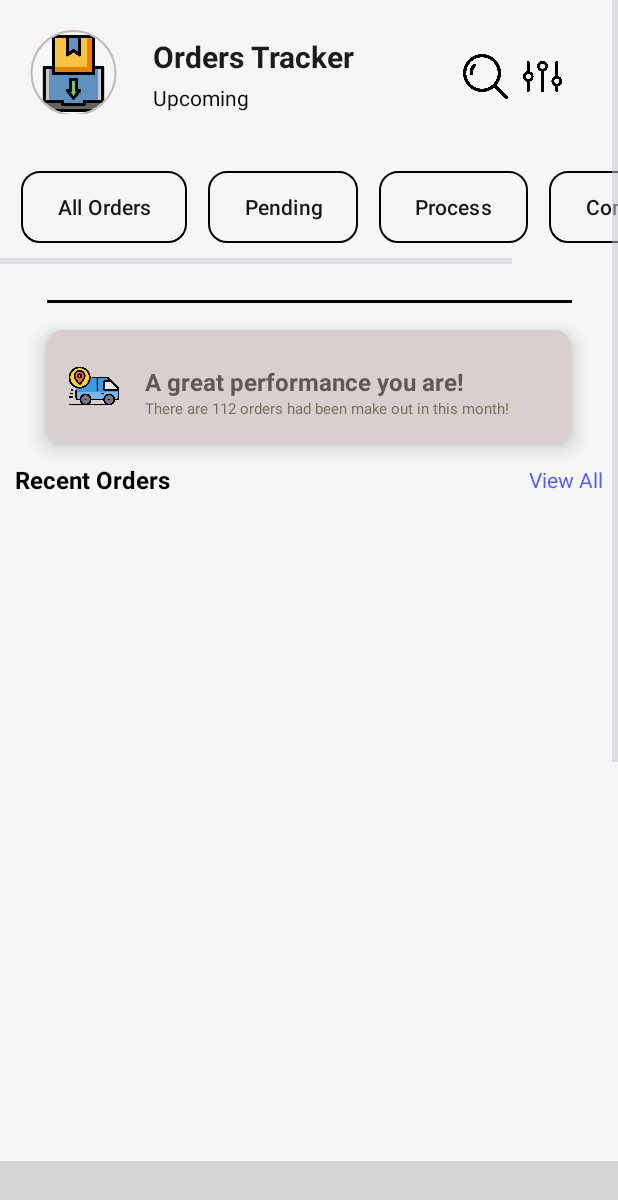
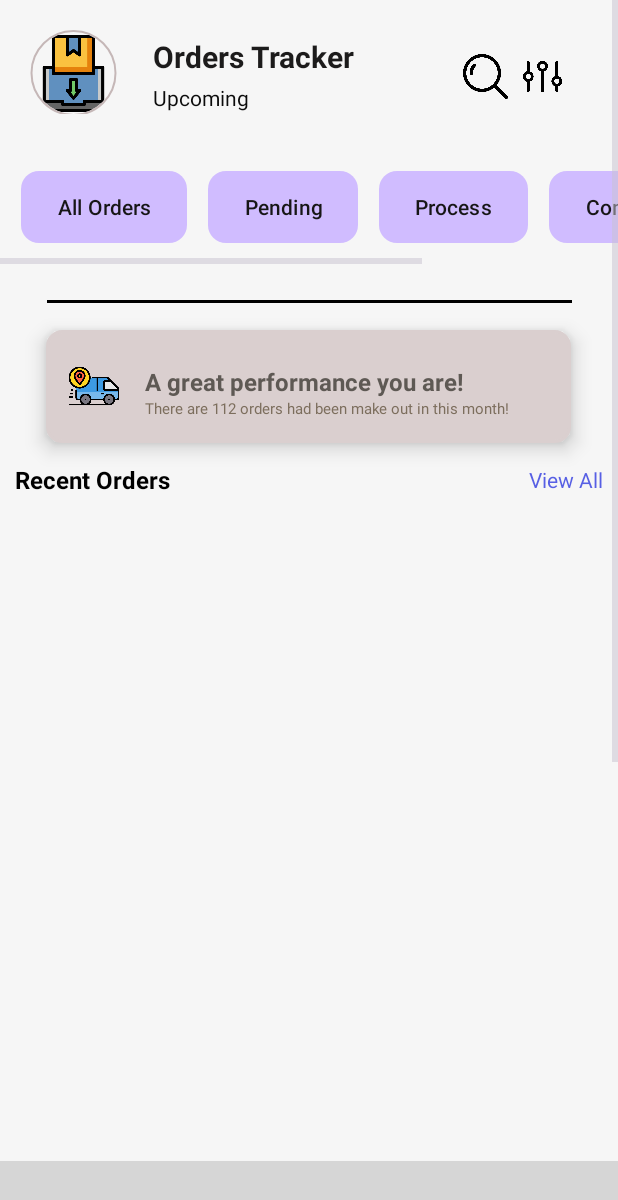
Before and after one commit to JC4F/PRM392_Group3, an Android app: the fragment ordersManagement placed in its activity, on a phone screen of 412 x 824 dp. Shown: the top 1200 px of the screen. Run offline under Robolectric (Android 15) with nearby library versions, the phone set to English and light mode, and no system bars; our stand-ins replace CircleImageView, Firebase (no records; nobody signed in at launch, a user with empty details on screens opened directly), Picasso, Shimmer; libraries missing offline, so code that uses them is left out: com.ismaeldivita.chipnavigation; plain views replace ChipNavigationBar; pictures from the network do not load; 3 statements that could not run were skipped; grey boxes are pictures that could not be loaded.

Commit message:
Fix SearchBar and filter by button to show list order

```diff
--- a/app/src/main/java/com/example/prm392_group3/activities/orders/ordersManagement.java
+++ b/app/src/main/java/com/example/prm392_group3/activities/orders/ordersManagement.java
@@ -1,10 +1,20 @@
 package com.example.prm392_group3.activities.orders;
 
+import android.app.Dialog;
+import android.graphics.Color;
+import android.graphics.drawable.ColorDrawable;
 import android.os.Bundle;
-import android.util.Log;
+import android.text.Editable;
+import android.text.TextWatcher;
+import android.view.Gravity;
 import android.view.LayoutInflater;
 import android.view.View;
 import android.view.ViewGroup;
+import android.view.Window;
+import android.view.WindowManager;
+import android.widget.Button;
+import android.widget.EditText;
+import android.widget.ImageView;
 
 import androidx.annotation.NonNull;
 import androidx.constraintlayout.widget.ConstraintLayout;
@@ -38,10 +48,7 @@ public class ordersManagement extends Fragment {
     private DatabaseReference fbDatabase;
     private List<Order> orderList;
     private boolean isDataLoaded = false;
-    private Fragment fragment;
-    public ordersManagement() {
-        // Required empty public constructor
-    }
+    public ordersManagement() {}
 
     public static ordersManagement newInstance(String param1, String param2) {
         ordersManagement fragment = new ordersManagement();
@@ -71,6 +78,52 @@ public class ordersManagement extends Fragment {
 
         layout.setVisibility(View.INVISIBLE);
         shimmerLayout.startShimmer();
+        loadDataView();
+        buttonEvent(view);
+        ImageView searchIcon = view.findViewById(R.id.SearchIcon);
+        searchIcon.setOnClickListener(new View.OnClickListener() {
+            @Override
+            public void onClick(View v) {
+                showSearchDialog(Gravity.TOP);
+            }
+        });
+        return view;
+    }
+
+    private void showSearchDialog(int gravity) {
+        Dialog dialog = new Dialog(requireContext());
+        dialog.setContentView(R.layout.item_searchbar);
+
+        EditText searchEditText = dialog.findViewById(R.id.searchEditText);
+        searchEditText.addTextChangedListener(new TextWatcher() {
+            @Override
+            public void beforeTextChanged(CharSequence s, int start, int count, int after) {}
+            @Override
+            public void onTextChanged(CharSequence s, int start, int before, int count) {
+                String searchText = s.toString();
+                searchData(searchText, new OrderCallback() {
+                    @Override
+                    public void onOrdersLoaded(List<Order> orders) {
+                    }
+                });
+            }
+            @Override
+            public void afterTextChanged(Editable s) {}
+        });
+
+        Window window = dialog.getWindow();
+        if (window == null) {
+            return;
+        }
+        window.setLayout(WindowManager.LayoutParams.MATCH_PARENT, WindowManager.LayoutParams.WRAP_CONTENT);
+        window.setBackgroundDrawable(new ColorDrawable(Color.TRANSPARENT));
+        WindowManager.LayoutParams windowAttributes = window.getAttributes();
+        windowAttributes.gravity = gravity;
+        window.setAttributes(windowAttributes);
+        dialog.show();
+    }
+
+    private void loadDataView(){
         if (!isDataLoaded) {
             listAllData(new OrderCallback() {
                 @Override
@@ -89,8 +142,70 @@ public class ordersManagement extends Fragment {
             shimmerLayout.setVisibility(View.INVISIBLE);
             layout.setVisibility(View.VISIBLE);
         }
+    }
 
-        return view;
+    private void buttonEvent(View view){
+        Button btnAll = view.findViewById(R.id.btnAll);
+        Button btnPending = view.findViewById(R.id.btnPending);
+        Button btnProcess = view.findViewById(R.id.btnProcess);
+        Button btnCompleted = view.findViewById(R.id.btnCompleted);
+        Button btnDenied = view.findViewById(R.id.btnDenied);
+
+        btnAll.setOnClickListener(new View.OnClickListener() {
+            @Override
+            public void onClick(View v) {
+                searchData("", new OrderCallback() {
+                    @Override
+                    public void onOrdersLoaded(List<Order> orders) {
+                    }
+                });
+            }
+        });
+
+        btnPending.setOnClickListener(new View.OnClickListener() {
+            @Override
+            public void onClick(View v) {
+                searchData("", new OrderCallback() {
+                    @Override
+                    public void onOrdersLoaded(List<Order> orders) {
+                        showOrderList();
+                    }
+                });
+            }
+        });
+
+        btnProcess.setOnClickListener(new View.OnClickListener() {
+            @Override
+            public void onClick(View v) {
+                searchData("Process", new OrderCallback() {
+                    @Override
+                    public void onOrdersLoaded(List<Order> orders) {
+                    }
+                });
+            }
+        });
+
+        btnCompleted.setOnClickListener(new View.OnClickListener() {
+            @Override
+            public void onClick(View v) {
+                searchData("Completed", new OrderCallback() {
+                    @Override
+                    public void onOrdersLoaded(List<Order> orders) {
+                    }
+                });
+            }
+        });
+
+        btnDenied.setOnClickListener(new View.OnClickListener() {
+            @Override
+            public void onClick(View v) {
+                searchData("Denied", new OrderCallback() {
+                    @Override
+                    public void onOrdersLoaded(List<Order> orders) {
+                    }
+                });
+            }
+        });
     }
 
     private void showOrderList() {
@@ -109,6 +224,32 @@ public class ordersManagement extends Fragment {
 
     public interface OrderCallback {
         void onOrdersLoaded(List<Order> orders);
+    }
+
+    private void searchData(String keyword, OrderCallback callback) {
+        if (keyword.isEmpty() || keyword == "") {
+            listAllData(new OrderCallback() {
+                @Override
+                public void onOrdersLoaded(List<Order> orders) {
+                    adapter.setData(orders);
+                    adapter.notifyDataSetChanged();
+                }
+            });            return;
+        }
+
+        List<Order> searchResults = new ArrayList<>();
+
+        for (Order order : orderList) {
+            if (order.getBikeName() != null && order.getBikeName().toLowerCase().contains(keyword.toLowerCase())
+                    || order.getBookID() != null && order.getBookID().toLowerCase().contains(keyword.toLowerCase())
+                    || order.getBookingStatus() != null && order.getBookingStatus().toLowerCase().contains(keyword.toLowerCase())) {
+                searchResults.add(order);
+            }
+        }
+
+        callback.onOrdersLoaded(searchResults);
+        adapter.setData(searchResults);
+        adapter.notifyDataSetChanged();
     }
 
     private void listAllData(OrderCallback callback) {
@@ -169,8 +310,6 @@ public class ordersManagement extends Fragment {
                                 future.completeExceptionally(databaseError.toException());
                             }
                         });
-
-                        //order.setResourceID(R.drawable.default_avatar);
                         order.setBookID(bookSnapshot.child("bookID").getValue(String.class));
                         order.setBikeID(bikeID);
                         order.setBookingStatus(bookSnapshot.child("bookingStatus").getValue(String.class));
@@ -192,5 +331,7 @@ public class ordersManagement extends Fragment {
             @Override
             public void onCancelled(@NonNull DatabaseError error) { }
         });
+
+
     }
 }
--- /dev/null
+++ b/app/src/main/res/drawable/button_background.xml
@@ -0,0 +1,20 @@
+<selector xmlns:android="http://schemas.android.com/apk/res/android">
+    <item android:state_pressed="true">
+        <shape android:shape="rectangle">
+            <color android:color="#E87B7B" /> <!-- Màu nền mờ -->
+            <corners android:radius="12dp" /> <!-- Bán kính bo tròn -->
+        </shape>
+    </item>
+    <item android:state_selected="true">
+        <shape android:shape="rectangle">
+            <solid android:color="#00A8E8" /> <!-- Màu nền highlight -->
+            <corners android:radius="12dp" /> <!-- Bán kính bo tròn -->
+        </shape>
+    </item>
+    <item>
+        <shape android:shape="rectangle">
+            <solid android:color="#FFFFFF" /> <!-- Màu nền mặc định -->
+            <corners android:radius="12dp" /> <!-- Bán kính bo tròn -->
+        </shape>
+    </item>
+</selector>
--- a/app/src/main/res/layout/fragment_orders_management.xml
+++ b/app/src/main/res/layout/fragment_orders_management.xml
@@ -149,55 +149,64 @@
                     android:orientation="horizontal">
 
                     <Button
+                        android:id="@+id/btnAll"
                         android:layout_width="wrap_content"
                         android:layout_height="48dp"
                         android:layout_marginTop="14dp"
                         android:layout_marginEnd="14dp"
                         android:layout_marginBottom="14dp"
-                        android:background="@android:color/transparent"
-                        android:backgroundTint="#E4E2E2"
-                        android:foreground="@drawable/rounded_border"
+                        android:background="@drawable/button_background"
                         android:outlineProvider="none"
                         android:text="All Orders"
-                        android:textColor="#171616" />
+                        android:textColor="#171616"/>
 
                     <Button
+                        android:id="@+id/btnPending"
                         android:layout_width="wrap_content"
                         android:layout_height="48dp"
                         android:layout_marginTop="14dp"
                         android:layout_marginEnd="14dp"
                         android:layout_marginBottom="14dp"
-                        android:background="@android:color/transparent"
-                        android:backgroundTint="#E4E2E2"
-                        android:foreground="@drawable/rounded_border"
+                        android:background="@drawable/button_background"
                         android:outlineProvider="none"
                         android:text="Pending"
                         android:textColor="#171616" />
 
                     <Button
+                        android:id="@+id/btnProcess"
                         android:layout_width="wrap_content"
                         android:layout_height="48dp"
                         android:layout_marginTop="14dp"
                         android:layout_marginEnd="14dp"
                         android:layout_marginBottom="14dp"
-                        android:background="@android:color/transparent"
-                        android:backgroundTint="#E4E2E2"
-                        android:foreground="@drawable/rounded_border"
+                        android:background="@drawable/button_background"
                         android:outlineProvider="none"
                         android:text="Process"
                         android:textColor="#171616" />
 
                     <Button
+                        android:id="@+id/btnCompleted"
                         android:layout_width="wrap_content"
                         android:layout_height="48dp"
                         android:layout_marginTop="14dp"
                         android:layout_marginEnd="14dp"
                         android:layout_marginBottom="14dp"
-                        android:background="@android:color/transparent"
-                        android:backgroundTint="#E4E2E2"
-                        android:foreground="@drawable/rounded_border"
+                        android:background="@drawable/button_background"
                         android:outlineProvider="none"
                         android:text="Completed"
+                        android:textColor="#171616" />
+
+                    <Button
+                        android:id="@+id/btnDenied"
+                        android:layout_width="wrap_content"
+                        android:layout_height="48dp"
+                        android:layout_marginTop="14dp"
+                        android:layout_marginEnd="14dp"
+                        android:layout_marginBottom="14dp"
+                        android:layout_weight="1"
+                        android:background="@drawable/button_background"
+                        android:outlineProvider="none"
+                        android:text="Denied"
                         android:textColor="#171616" />
 
                     <View
```
Also changed, not shown: app/src/main/res/drawable/search_bar_background.xml (added, +8 -0 lines), app/src/main/res/layout/item_searchbar.xml (added, +28 -0 lines).
